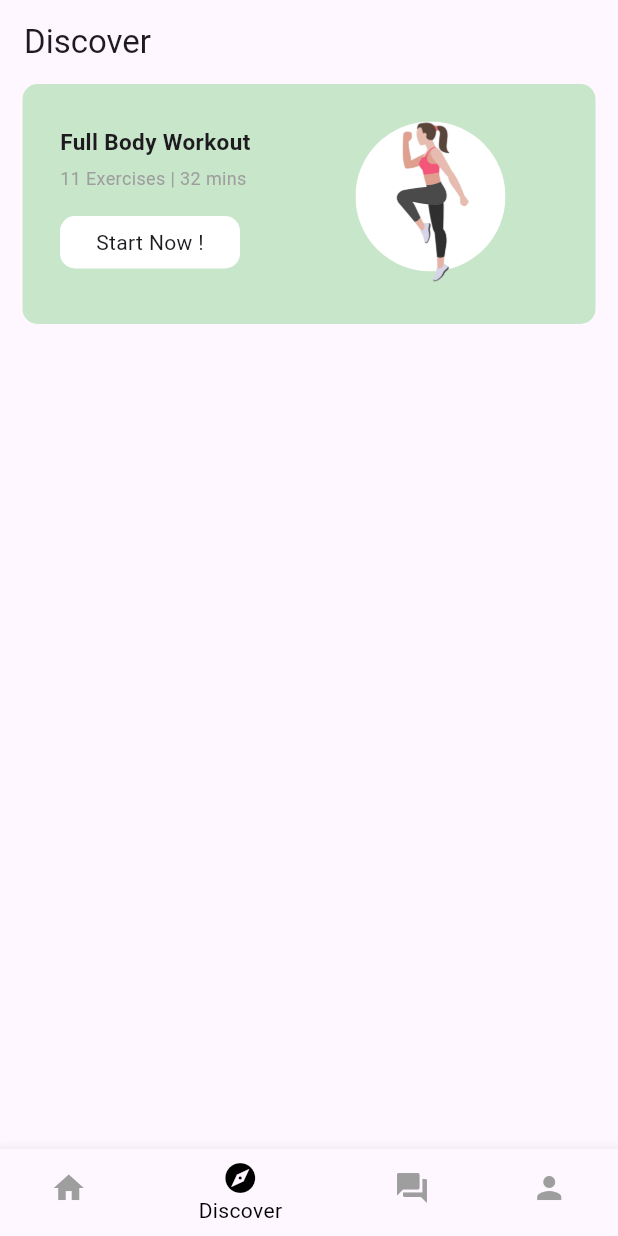
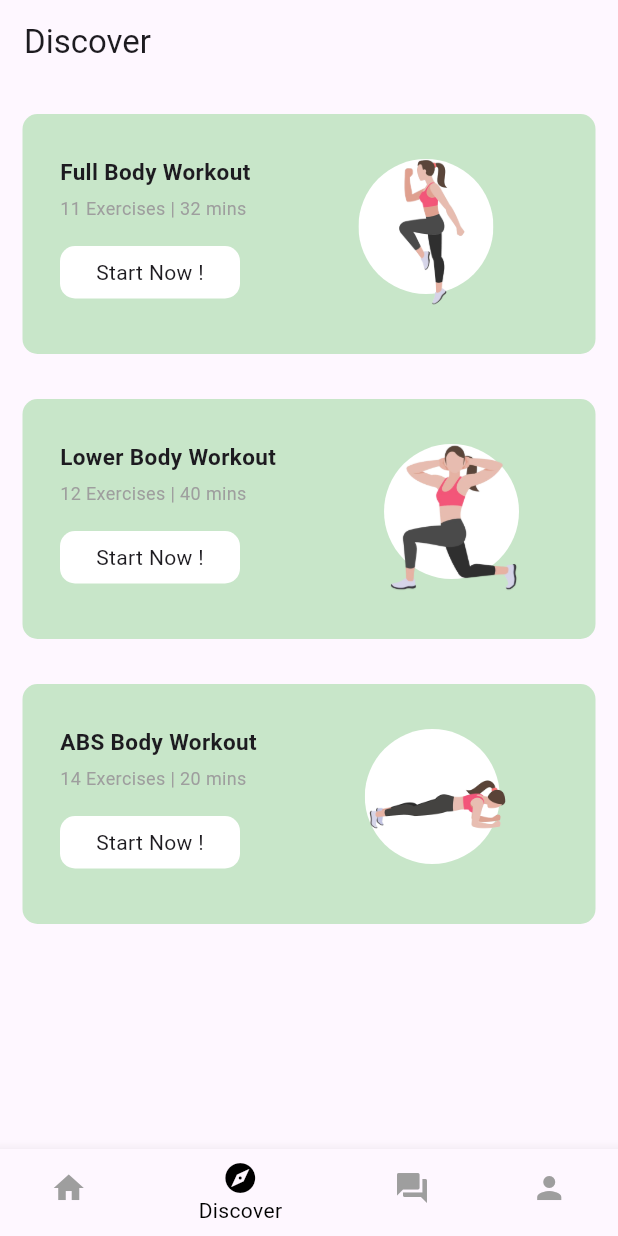
Before and after one commit to jessLijie/fitness-tracking, a Flutter app: the screen it shows after launch, item 2 of the bottom bar chosen, on a phone screen of 412 x 824 dp. Run offline on Flutter 3.47's test engine with Material 3 defaults, Android fonts, the light colour scheme and no system bars; our stand-ins replace firebase_core, percent_indicator; accounts and stored records are empty.

Commit message:
create 3 workout plans cards

```diff
--- a/lib/Discover/discover.dart
+++ b/lib/Discover/discover.dart
@@ -5,26 +5,52 @@ class DiscoverPage extends StatelessWidget {
   Widget build(BuildContext context) {
     return Scaffold(
       appBar: AppBar(title: const Text('Discover')),
-      body: const WorkoutCard(),
+      body: const Workout(),
     );
   }
 }
 
-class WorkoutCard extends StatelessWidget {
-  const WorkoutCard({super.key});
+class Workout extends StatelessWidget {
+  const Workout({super.key});
 
   @override
   Widget build(BuildContext context) {
-    return SingleChildScrollView(
+    return const SingleChildScrollView(
       child: Column(
-        children: [
-          // const Text(
-          //   "What Do You Want to Train",
-          //   textAlign: TextAlign.start,
-          //   style: TextStyle(
-          //     fontWeight: FontWeight.bold
-          //   ),),
-          Center(
+        children: <Widget>[
+          SizedBox(height: 20),
+          WorkoutCard(
+            title: "Full Body Workout",
+            description: "11 Exercises | 32 mins",
+            image:  "assets/image/Discover/full_body.png"
+          ),
+          SizedBox(height: 30),
+           WorkoutCard(
+            title: "Lower Body Workout",
+            description: "12 Exercises | 40 mins",
+            image: "assets/image/Discover/lowerbody.png"
+          ),
+          SizedBox(height: 30),
+          WorkoutCard(
+            title: "ABS Body Workout",
+            description: "14 Exercises | 20 mins",
+            image: "assets/image/Discover/abs.png"
+          ),
+        ],
+      ),
+    );
+  }
+}
+
+
+class WorkoutCard extends StatelessWidget {
+  final String title, description, image;
+
+  const WorkoutCard({super.key, required this.title, required this.description, required this.image});
+
+  @override
+  Widget build(BuildContext context) {
+    return Center(
       child: Container(
         height: 160,
         width: MediaQuery.of(context).size.width - 30,
@@ -38,14 +64,14 @@ class WorkoutCard extends StatelessWidget {
               crossAxisAlignment: CrossAxisAlignment.start,
               children: [
                 const SizedBox(height: 3),
-                      const Text("Full Body Workout",
-                        style: TextStyle(
+                Text(title,
+                  style: const TextStyle(
                     fontWeight: FontWeight.bold,
                     fontSize: 15)
                 ),
                 const SizedBox(height: 5),
-                      const Text ("11 Exercises | 32 mins",
-                      style: TextStyle(
+                Text (description,
+                  style: const TextStyle(
                   color: Colors.grey,
                   fontSize: 12),
                 ),
@@ -61,30 +87,29 @@ class WorkoutCard extends StatelessWidget {
                 )
               ],
             ),
-                  const SizedBox(width: 70),
+            const SizedBox(width: 72),
               Stack(
                 children: [
                 ClipOval(
                   child: Container(
-                          width: 100,
-                          height: 100,
+                  width: 90,
+                  height: 90,
                   decoration: const BoxDecoration(
                     color: Colors.white
                   )),
                 ),
                 Positioned(
                   child: Image.asset(
-                          "assets/image/full_body.png",
-                          height: 200,
-                          width: 100,
+                  image,
+                  height: 100,
+                  width: 95,
+                  fit: BoxFit.scaleDown,
                   ),
                 )
               ]
             )
           ],
-              ),),
         )
-        ],
       ),
     );
   }
--- a/pubspec.yaml
+++ b/pubspec.yaml
@@ -64,6 +64,9 @@ flutter:
   # To add assets to your application, add an assets section, like this:
   assets:
     - assets/image/
+    - assets/image/Discover/
+
+
 
   # An image asset can refer to one or more resolution-specific "variants", see
   # https://flutter.dev/assets-and-images/#resolution-aware
```
Also changed, not shown: assets/image/Discover/abs.png (added), assets/image/Discover/full_body.png (renamed from assets/image/full_body.png), assets/image/Discover/lowerbody.png (added), 10 other files. Lines whose indentation alone changed are shown as unchanged.
